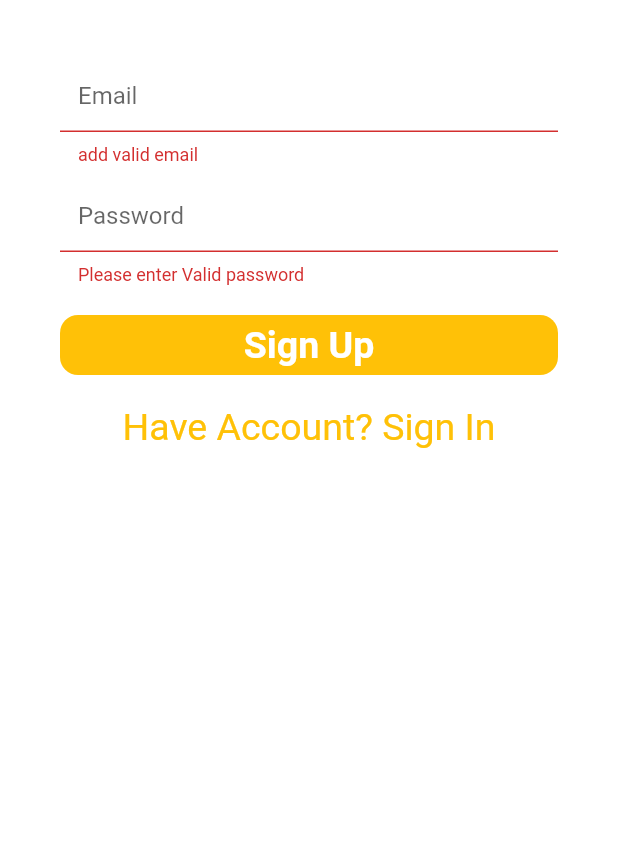
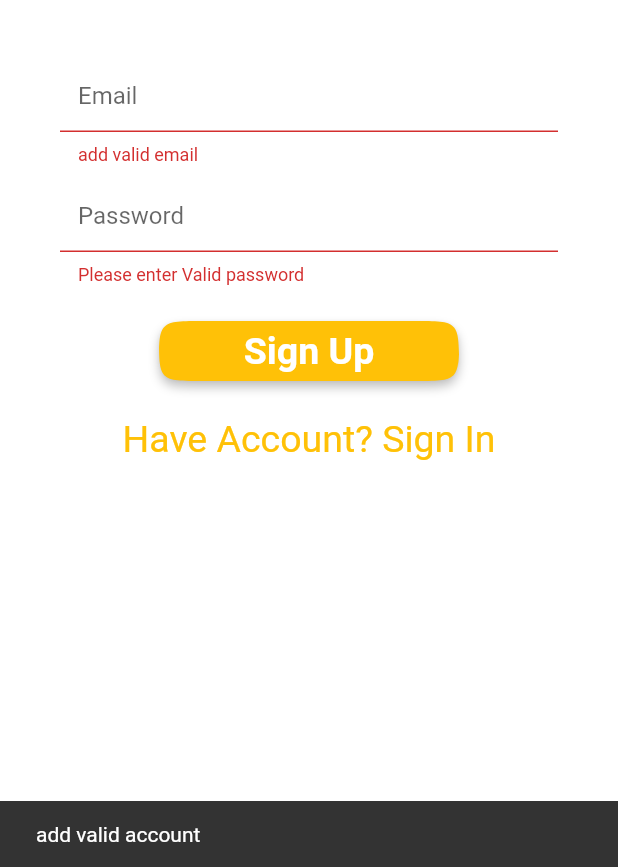
Before and after one commit to alielsharqawy/e-commerce, a Flutter app: the RegisterScreen screen opened directly, after a tap on "Sign Up", on a phone screen of 412 x 824 dp, the part 369-1236 px from its top. Run offline on Flutter 3.47's test engine with Material 2 defaults, Android fonts, the phone set to English and light mode, and no system bars; our stand-ins replace cloud_firestore, convex_bottom_bar, firebase_auth, firebase_core, flutter_bloc, page_transition and 2 more; accounts and stored records are empty.

Commit message:
final_edit

```diff
--- a/lib/screens/login/profile.dart
+++ b/lib/screens/login/profile.dart
@@ -36,7 +36,8 @@ class _ProfileState extends State<Profile> {
               ),
             ),
           ),
-          body: Padding(
+          body: SingleChildScrollView(
+            child: Padding(
               padding: const EdgeInsets.symmetric(horizontal: 15),
               child: Column(
                 children: [
@@ -59,6 +60,7 @@ class _ProfileState extends State<Profile> {
                 ],
               ),
             ),
+          ),
         );
       },
     );
--- a/lib/screens/login/register.dart
+++ b/lib/screens/login/register.dart
@@ -9,7 +9,7 @@ import 'package:flutter_bloc/flutter_bloc.dart';
 class RegisterScreen extends StatelessWidget {
   RegisterScreen({super.key});
 
-  final formKey = GlobalKey<FormState>();
+  final _formKey = GlobalKey<FormState>();
   final TextEditingController passController = TextEditingController();
   final TextEditingController emailController = TextEditingController();
 
@@ -37,7 +37,7 @@ class RegisterScreen extends StatelessWidget {
             child: Padding(
               padding: const EdgeInsets.all(20.0),
               child: Form(
-                key: formKey,
+                key: _formKey,
                 child: Column(
                   children: [
                     Container(
@@ -73,7 +73,7 @@ class RegisterScreen extends StatelessWidget {
                     Padding(
                       padding: EdgeInsets.symmetric(horizontal: 20),
                       child: TextFormField(
-                        obscureText :true,
+                        obscureText: true,
                         keyboardType: TextInputType.number,
                         controller: passController,
                         decoration: InputDecoration(
@@ -96,12 +96,18 @@ class RegisterScreen extends StatelessWidget {
                       padding: EdgeInsets.symmetric(
                         horizontal: 20.0,
                       ),
-                      child: InkWell(
-                        onTap: () {
-                          if (formKey.currentState!.validate()) {
+                      child: ElevatedButton(
+                        onPressed: () async {
+                          if (_formKey.currentState!.validate()) {
                             UserCubit.get(context).userRegister(
                                 email: emailController.text,
                                 password: passController.text);
+                          } else {
+                            // ignore: use_build_context_synchronously
+                            ScaffoldMessenger.of(context).showSnackBar(
+                              const SnackBar(
+                                  content: Text('add valid account')),
+                            );
                           }
                         },
                         child: Container(
@@ -158,25 +164,3 @@ class RegisterScreen extends StatelessWidget {
     );
   }
 }
-//  Container(
-//                       clipBehavior: Clip.hardEdge,
-//                       decoration: BoxDecoration(
-//                           borderRadius: BorderRadius.circular(20)),
-//                       width: 300,
-//                       child: MaterialButton(
-//                         height: 40,
-//                         minWidth: double.infinity,
-//                         elevation: 10.0,
-//                         color: Colors.amber,
-//                         onPressed: () async {
-//
-//                         },
-//                         child: Text(
-//                           "register",
-//                           style: TextStyle(
-//                               fontSize: 25,
-//                               color: cubit.isdark ? Colors.black : Colors.white,
-//                               fontWeight: FontWeight.bold),
-//                         ),
-//                       ),
-//                     ),
```
Also changed, not shown: lib/screens/view_product/categories.dart (+6 -6 lines), lib/screens/view_product/products.dart (+9 -1 lines). Lines whose indentation alone changed are shown as unchanged.
